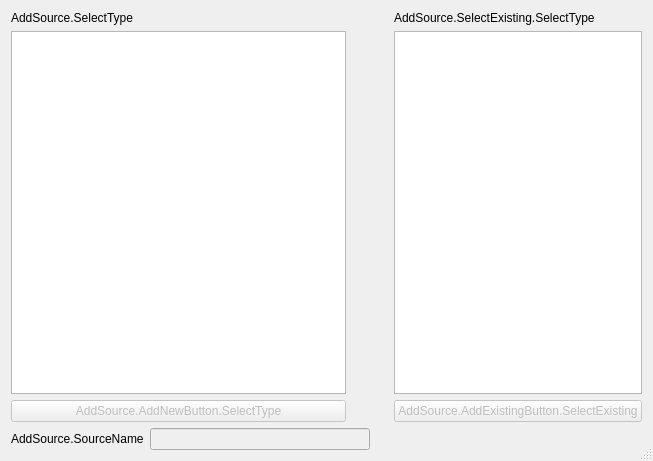
Above: UI/forms/AddSourceDialog.ui from palana/obs-studio before the change. Below: the same form after it.
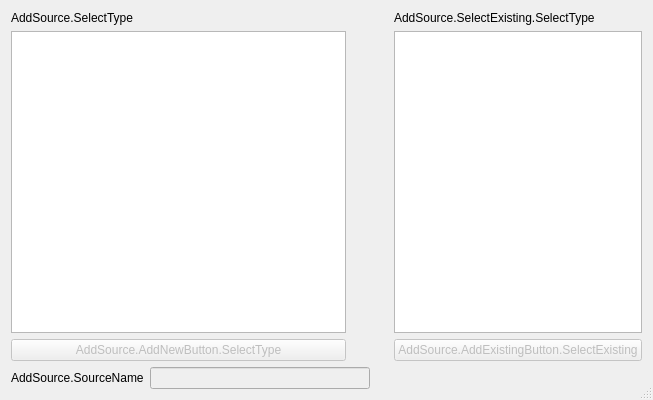
That is the form after the change.

```diff
--- a/UI/forms/AddSourceDialog.ui
+++ b/UI/forms/AddSourceDialog.ui
@@ -7,7 +7,7 @@
     <x>0</x>
     <y>0</y>
     <width>642</width>
-    <height>461</height>
+    <height>400</height>
    </rect>
   </property>
   <property name="sizePolicy">
@@ -19,7 +19,7 @@
   <property name="minimumSize">
    <size>
     <width>642</width>
-    <height>461</height>
+    <height>400</height>
    </size>
   </property>
   <property name="windowTitle">
```
